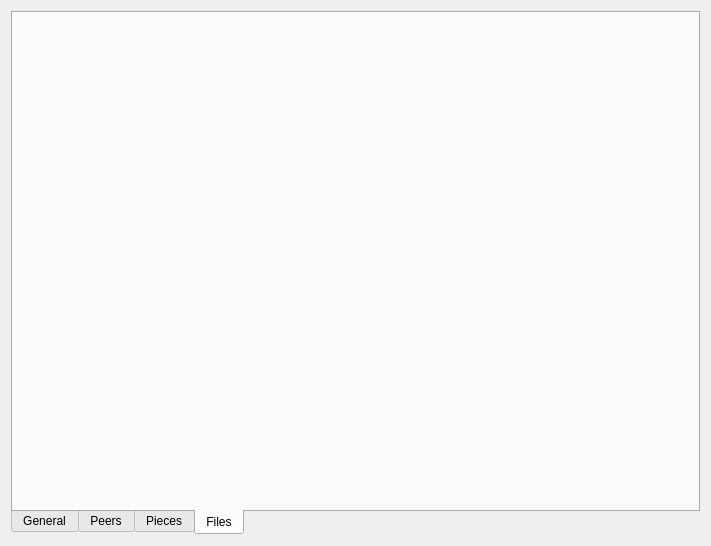
Old version of the form TorrentDetailsForm.ui in the repository LubosD/fatrat.
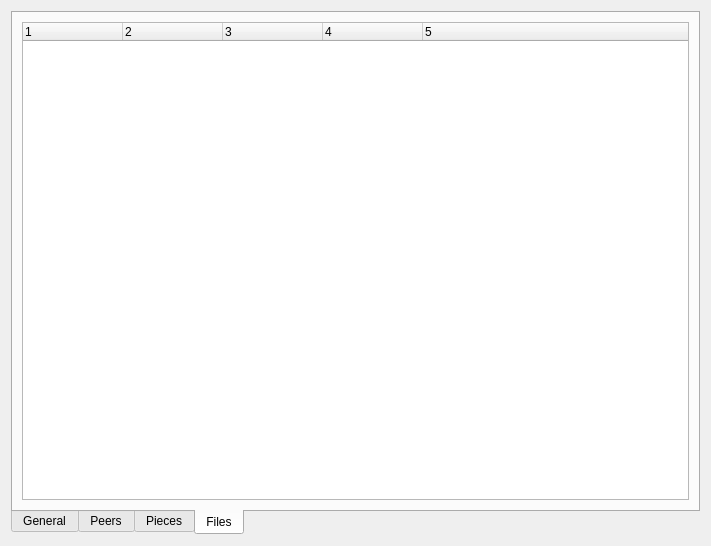
New version of the form. The open tabs and pages were chosen to show the change. Custom widgets are drawn as their Qt base class.

Commit message: Lots of torrent related fixes + basic torrent file view

Patch:
```diff
--- a/TorrentDetailsForm.ui
+++ b/TorrentDetailsForm.ui
@@ -226,6 +226,49 @@
       <attribute name="title" >
        <string>Files</string>
       </attribute>
+      <layout class="QGridLayout" >
+       <item row="0" column="0" >
+        <widget class="QTreeWidget" name="treeFiles" >
+         <property name="rootIsDecorated" >
+          <bool>false</bool>
+         </property>
+         <property name="uniformRowHeights" >
+          <bool>true</bool>
+         </property>
+         <property name="itemsExpandable" >
+          <bool>false</bool>
+         </property>
+         <property name="columnCount" >
+          <number>5</number>
+         </property>
+         <column>
+          <property name="text" >
+           <string>1</string>
+          </property>
+         </column>
+         <column>
+          <property name="text" >
+           <string>2</string>
+          </property>
+         </column>
+         <column>
+          <property name="text" >
+           <string>3</string>
+          </property>
+         </column>
+         <column>
+          <property name="text" >
+           <string>4</string>
+          </property>
+         </column>
+         <column>
+          <property name="text" >
+           <string>5</string>
+          </property>
+         </column>
+        </widget>
+       </item>
+      </layout>
      </widget>
     </widget>
    </item>
```
Left out of the diff: 14 changed lines with no effect on the pictures. The commit also changes 10 other files.
